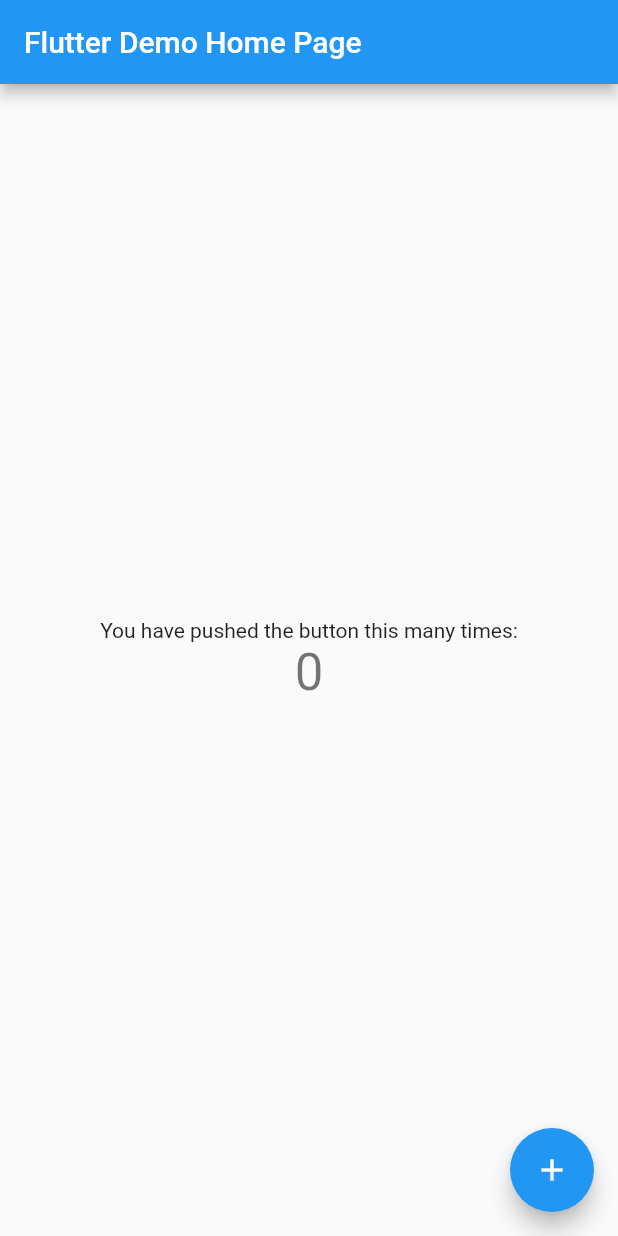
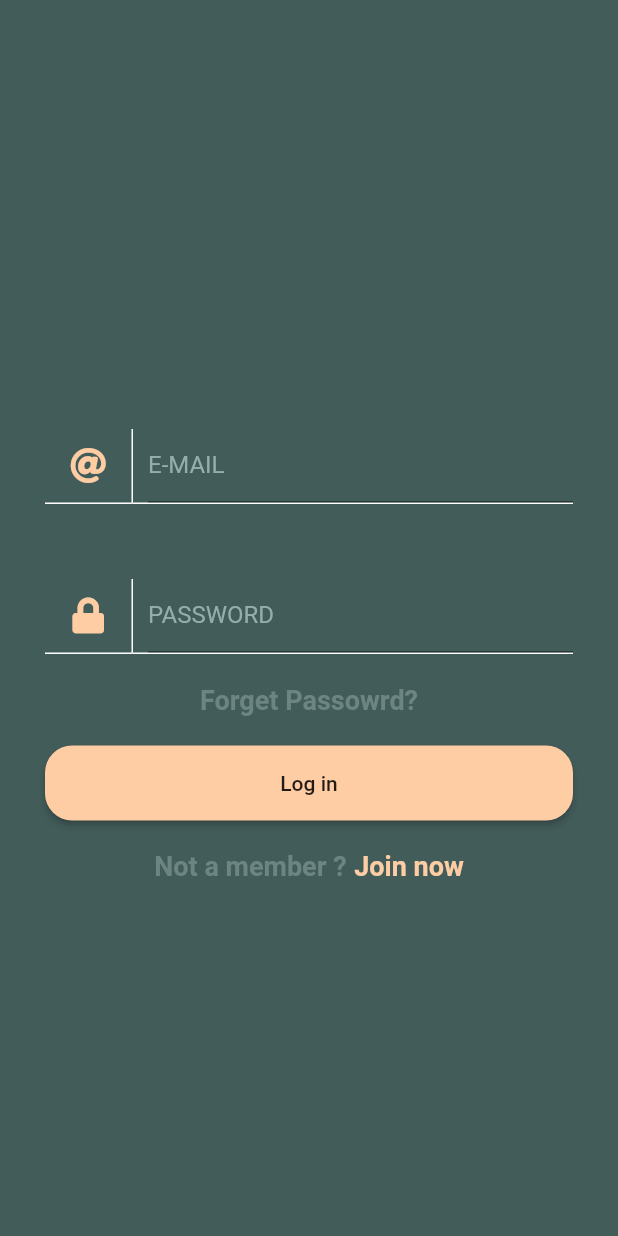
Before and after one commit to YasarKabacali/wordandmemory, a Flutter app: the screen it shows after launch, on a phone screen of 412 x 824 dp. Run offline on Flutter 3.47's test engine with Material 2 defaults, Android fonts, the phone set to English and light mode, and no system bars; our stand-ins replace font_awesome_flutter.

Commit message:
Login sayfa tasarimi olusturuldu,refoctor tamamen yapilmadi.

```diff
--- /dev/null
+++ b/lib/components/iconTextField.dart
@@ -0,0 +1,25 @@
+import 'package:flutter/material.dart';
+
+
+import '../constants.dart';
+
+class IconTextField extends StatelessWidget {
+  final IconData icon;
+  IconTextField({this.icon});
+  @override
+  Widget build(BuildContext context) {
+    return Container(
+      height: 50.0,
+      child: Icon(
+        icon,
+        color: Color(0xFFFFCDA3),
+      ),
+      decoration: BoxDecoration(
+        border: Border(
+          bottom: kTextFieldBorderSide,
+          right: kTextFieldBorderSide,
+        ),
+      ),
+    );
+  }
+}
--- /dev/null
+++ b/lib/components/loginText.dart
@@ -0,0 +1,22 @@
+import 'package:flutter/material.dart';
+
+import '../constants.dart';
+
+class LoginText extends StatelessWidget {
+  final String loginText;
+  final Function onPress;
+  final TextStyle textStyle;
+  LoginText({this.loginText, this.onPress,this.textStyle});
+
+  @override
+  Widget build(BuildContext context) {
+    return GestureDetector(
+      onTap: onPress,
+      child: Text(
+        loginText,
+        style: textStyle,
+        textAlign: TextAlign.center,
+      ),
+    );
+  }
+}
--- /dev/null
+++ b/lib/components/loginTextField.dart
@@ -0,0 +1,34 @@
+import 'package:flutter/material.dart';
+import 'package:word_and_memory/constants.dart';
+
+class LoginTextField extends StatelessWidget {
+
+  final String labelTextField;
+
+  LoginTextField({this.labelTextField});
+
+  @override
+  Widget build(BuildContext context) {
+    return Container(
+      height: 50.0,
+      padding: EdgeInsets.only(left: 10.0),
+      child: TextField(
+        cursorColor: Colors.white,
+        decoration: InputDecoration(
+          labelText: labelTextField,
+          labelStyle: TextStyle(
+            color: Color(0xFF94AEAC),
+          ),
+          focusedBorder: OutlineInputBorder(
+            borderSide: BorderSide.none,
+          ),
+        ),
+      ),
+      decoration: BoxDecoration(
+        border: Border(
+          bottom: kTextFieldBorderSide,
+        ),
+      ),
+    );
+  }
+}
--- /dev/null
+++ b/lib/constants.dart
@@ -0,0 +1,12 @@
+import 'package:flutter/material.dart';
+
+const kTextFieldBorderSide =
+    BorderSide(color: Colors.white, width: 1, style: BorderStyle.solid);
+const kLoginPageText = TextStyle(
+          color: Color(0xFF6C8583),
+          fontSize: 18.0,
+          fontWeight: FontWeight.bold);
+const kJoinNow = TextStyle(
+          color: Color(0xFFFFCDA3),
+          fontSize: 18.0,
+          fontWeight: FontWeight.bold);
--- a/lib/main.dart
+++ b/lib/main.dart
@@ -1,4 +1,5 @@
 import 'package:flutter/material.dart';
+import 'package:word_and_memory/screens/login_page.dart';
 
 void main() => runApp(MyApp());
 
@@ -6,58 +7,13 @@ class MyApp extends StatelessWidget {
   @override
   Widget build(BuildContext context) {
     return MaterialApp(
+      debugShowCheckedModeBanner: false,
       title: 'Flutter Demo',
       theme: ThemeData(
-        primarySwatch: Colors.blue,
+        primaryColor: Color(0xFFFFCDA3),
+        scaffoldBackgroundColor: Color(0xFF425C5A),
       ),
-      home: MyHomePage(title: 'Flutter Demo Home Page'),
+      home: LoginPage(),
     );
   }
 }
-
-class MyHomePage extends StatefulWidget {
-  MyHomePage({Key key, this.title}) : super(key: key);
-
-  final String title;
-
-  @override
-  _MyHomePageState createState() => _MyHomePageState();
-}
-
-class _MyHomePageState extends State<MyHomePage> {
-  int _counter = 0;
-
-  void _incrementCounter() {
-    setState(() {
-      _counter++;
-    });
-  }
-
-  @override
-  Widget build(BuildContext context) {
-    return Scaffold(
-      appBar: AppBar(
-        title: Text(widget.title),
-      ),
-      body: Center(
-        child: Column(
-          mainAxisAlignment: MainAxisAlignment.center,
-          children: <Widget>[
-            Text(
-              'You have pushed the button this many times:',
-            ),
-            Text(
-              '$_counter',
-              style: Theme.of(context).textTheme.display1,
-            ),
-          ],
-        ),
-      ),
-      floatingActionButton: FloatingActionButton(
-        onPressed: _incrementCounter,
-        tooltip: 'Increment',
-        child: Icon(Icons.add),
-      ),
-    );
-  }
-}
--- /dev/null
+++ b/lib/screens/login_page.dart
@@ -0,0 +1,90 @@
+import 'package:flutter/material.dart';
+import 'package:font_awesome_flutter/font_awesome_flutter.dart';
+import 'package:word_and_memory/components/iconTextField.dart';
+import 'package:word_and_memory/components/loginText.dart';
+
+import 'package:word_and_memory/components/loginTextField.dart';
+import 'package:word_and_memory/constants.dart';
+
+class LoginPage extends StatelessWidget {
+  @override
+  Widget build(BuildContext context) {
+    return Scaffold(
+      body: SafeArea(
+          child: Padding(
+        padding: EdgeInsets.symmetric(horizontal: 30.0),
+        child: Column(
+          mainAxisAlignment: MainAxisAlignment.center,
+          crossAxisAlignment: CrossAxisAlignment.stretch,
+          children: <Widget>[
+            SizedBox(
+              height: 50,
+            ),
+            Row(
+              children: <Widget>[
+                Expanded(
+                    flex: 1, child: IconTextField(icon: FontAwesomeIcons.at)),
+                Expanded(
+                    flex: 5,
+                    child: LoginTextField(
+                      labelTextField: "E-MAIL",
+                    )),
+              ],
+            ),
+            SizedBox(
+              height: 50.0,
+            ),
+            Row(
+              children: <Widget>[
+                Expanded(
+                    flex: 1, child: IconTextField(icon: FontAwesomeIcons.lock)),
+                Expanded(
+                    flex: 5,
+                    child: LoginTextField(
+                      labelTextField: "PASSWORD",
+                    )),
+              ],
+            ),
+            SizedBox(
+              height: 20.0,
+            ),
+            LoginText(
+              loginText: "Forget Passowrd?",textStyle: kLoginPageText,
+            ),
+            SizedBox(
+              height: 20.0,
+            ),
+            ButtonTheme(
+              height: 50.0,
+              child: RaisedButton(
+                onPressed: () {},
+                child: Text("Log in"),
+                shape: RoundedRectangleBorder(
+                  borderRadius: new BorderRadius.circular(18.0),
+                ),
+                color: Color(0xFFFFCDA3),
+              ),
+            ),
+            SizedBox(
+              height: 20.0,
+            ),
+            Row(
+              mainAxisAlignment: MainAxisAlignment.center,
+              children: <Widget>[
+                LoginText(loginText: "Not a member ?",textStyle: kLoginPageText),
+                SizedBox(
+                  width: 5.0,
+                ),
+                LoginText(
+                  loginText: "Join now",
+                  onPress: () {},
+                  textStyle: kJoinNow,
+                ),
+              ],
+            ),
+          ],
+        ),
+      )),
+    );
+  }
+}
```
Also changed, not shown: pubspec.yaml (+5 -30 lines), pubspec.lock.
